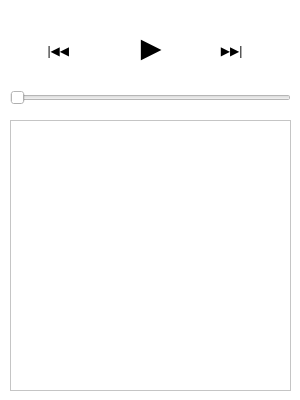
Old version of the form mainwindow.ui in the repository flxw/scplay.
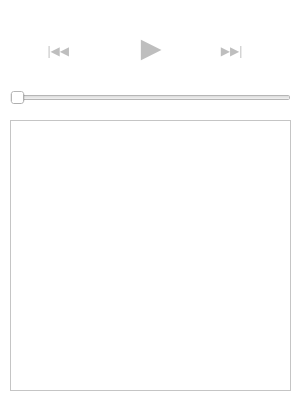
New version of the form.

Commit message: Disable all control buttons upon startup

What changed in the file:
```diff
--- a/mainwindow.ui
+++ b/mainwindow.ui
@@ -40,6 +40,9 @@
   </property>
   <widget class="QWidget" name="centralWidget">
    <widget class="QPushButton" name="playPauseButton">
+    <property name="enabled">
+     <bool>false</bool>
+    </property>
     <property name="geometry">
      <rect>
       <x>110</x>
@@ -63,6 +66,9 @@
     </property>
    </widget>
    <widget class="QPushButton" name="prevButton">
+    <property name="enabled">
+     <bool>false</bool>
+    </property>
     <property name="geometry">
      <rect>
       <x>40</x>
@@ -81,6 +87,9 @@
     </property>
    </widget>
    <widget class="QPushButton" name="nextButton">
+    <property name="enabled">
+     <bool>false</bool>
+    </property>
     <property name="geometry">
      <rect>
       <x>210</x>
```
